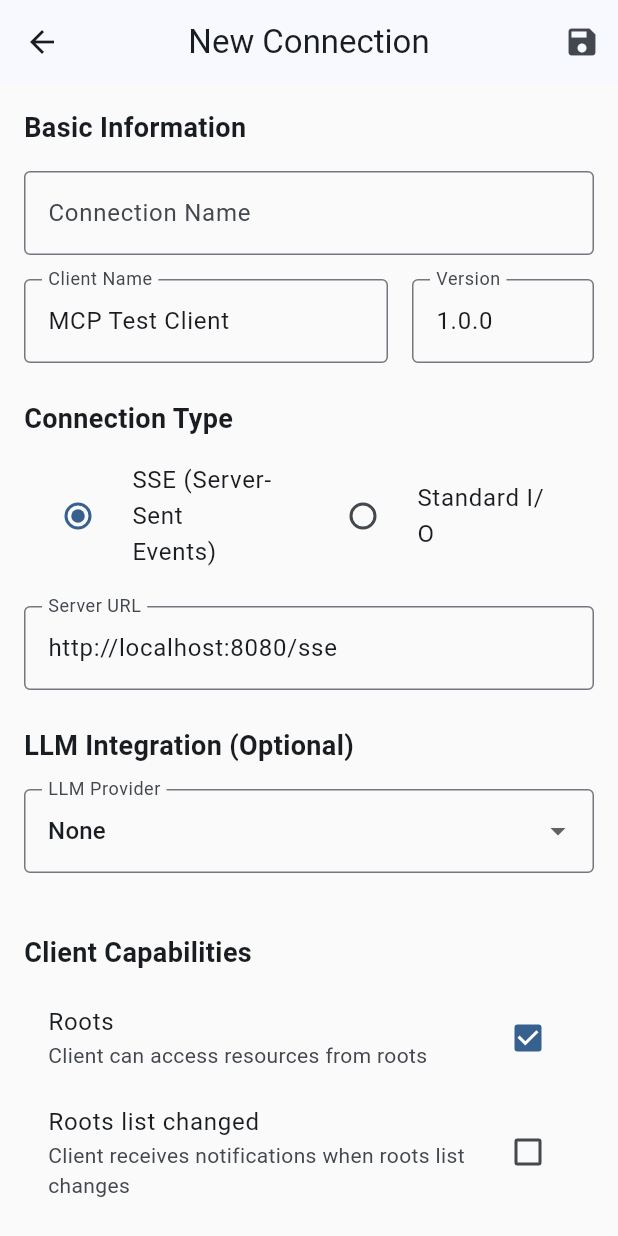
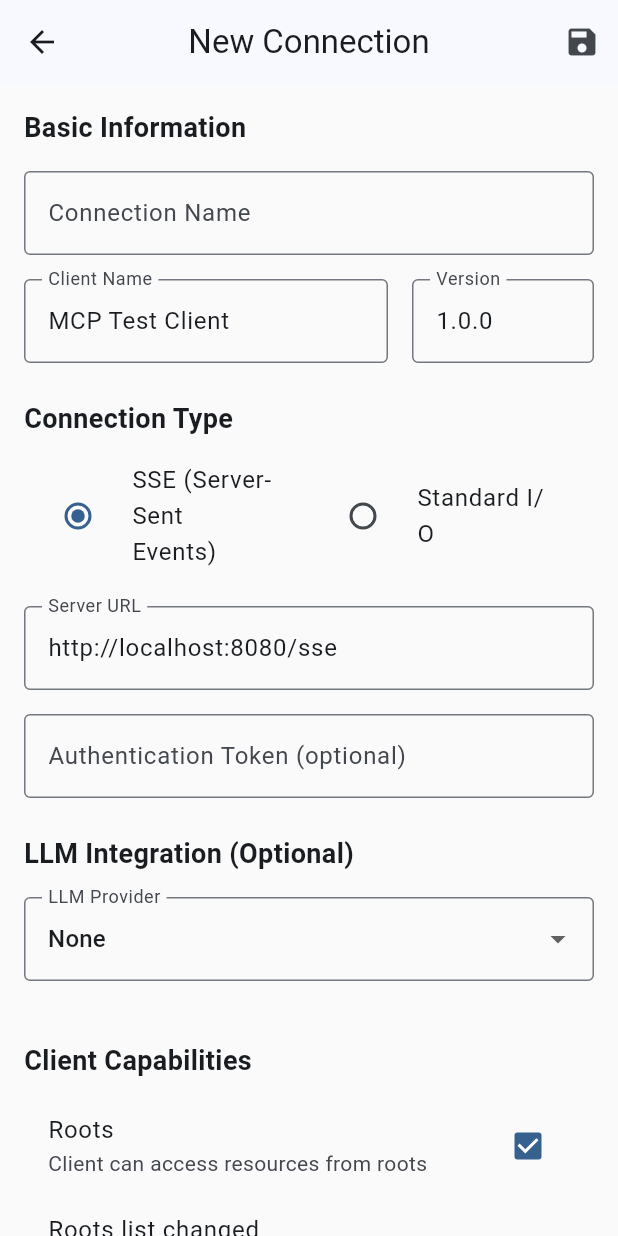
Before and after one commit to app-appplayer/flutter_mcp_example, a Flutter app: the ConnectionFormScreen screen opened directly, on a phone screen of 412 x 824 dp. Run offline on Flutter 3.47's test engine with Material 3 defaults, Android fonts, the phone set to English and light mode, and no system bars; our stand-ins replace flutter_markdown, flutter_secure_storage, flutter_spinkit, shared_preferences; missing offline and left inert: flutter_mcp; accounts and stored records are empty.

Commit message:
firts commit

```diff
--- a/lib/main.dart
+++ b/lib/main.dart
@@ -1,4 +1,5 @@
 import 'package:flutter/material.dart';
+import 'package:flutter_mcp/flutter_mcp.dart';
 import 'package:provider/provider.dart';
 import 'screens/home_screen.dart';
 import 'providers/chat_provider.dart';
@@ -8,6 +9,8 @@ import 'utils/theme_helper.dart';
 
 void main() async {
   WidgetsFlutterBinding.ensureInitialized();
+
+  MCPLogger.setAllLevels(LogLevel.debug);
 
   // Initialize app
   runApp(
--- a/lib/models/connection_config.dart
+++ b/lib/models/connection_config.dart
@@ -12,6 +12,7 @@ class ConnectionConfig {
   final ClientCapabilities? capabilities;
   final String? llmProvider;
   final String? modelName;
+  final String? authToken; // Added auth token field
 
   ConnectionConfig({
     required this.name,
@@ -24,6 +25,7 @@ class ConnectionConfig {
     this.capabilities,
     this.llmProvider,
     this.modelName,
+    this.authToken, // Added to constructor
   });
 
   // Copy with method
@@ -38,6 +40,7 @@ class ConnectionConfig {
     ClientCapabilities? capabilities,
     String? llmProvider,
     String? modelName,
+    String? authToken, // Added to copyWith
   }) {
     return ConnectionConfig(
       name: name ?? this.name,
@@ -50,6 +53,7 @@ class ConnectionConfig {
       capabilities: capabilities ?? this.capabilities,
       llmProvider: llmProvider ?? this.llmProvider,
       modelName: modelName ?? this.modelName,
+      authToken: authToken ?? this.authToken, // Added to copyWith return
     );
   }
 
@@ -70,6 +74,7 @@ class ConnectionConfig {
       },
       'llmProvider': llmProvider,
       'modelName': modelName,
+      'authToken': authToken, // Added to JSON serialization
     };
   }
 
@@ -94,6 +99,7 @@ class ConnectionConfig {
           : null,
       llmProvider: json['llmProvider'] as String?,
       modelName: json['modelName'] as String?,
+      authToken: json['authToken'] as String?, // Added to fromJson
     );
   }
 
@@ -114,6 +120,7 @@ class ConnectionConfig {
       ),
       llmProvider: 'openai',
       modelName: 'gpt-4',
+      authToken: null, // Default auth token is null
     );
   }
 
--- a/lib/screens/connection_form_screen.dart
+++ b/lib/screens/connection_form_screen.dart
@@ -24,6 +24,7 @@ class _ConnectionFormScreenState extends State<ConnectionFormScreen> {
   final TextEditingController _transportCommandController = TextEditingController();
   final TextEditingController _transportArgsController = TextEditingController();
   final TextEditingController _serverUrlController = TextEditingController();
+  final TextEditingController _authTokenController = TextEditingController(); // Added auth token controller
 
   // Form values
   bool _useSSE = true;
@@ -57,6 +58,7 @@ class _ConnectionFormScreenState extends State<ConnectionFormScreen> {
     _transportCommandController.text = config.transportCommand ?? '';
     _transportArgsController.text = config.transportArgs?.join(' ') ?? '';
     _serverUrlController.text = config.serverUrl ?? '';
+    _authTokenController.text = config.authToken ?? ''; // Load auth token
 
     _useSSE = config.useSSE;
     _selectedLlmProvider = config.llmProvider;
@@ -77,6 +79,7 @@ class _ConnectionFormScreenState extends State<ConnectionFormScreen> {
     _transportCommandController.dispose();
     _transportArgsController.dispose();
     _serverUrlController.dispose();
+    _authTokenController.dispose(); // Dispose auth token controller
     super.dispose();
   }
 
@@ -209,6 +212,8 @@ class _ConnectionFormScreenState extends State<ConnectionFormScreen> {
 
             // SSE connection fields
             if (_useSSE)
+              Column(
+                children: [
                   TextFormField(
                     controller: _serverUrlController,
                     decoration: const InputDecoration(
@@ -222,6 +227,18 @@ class _ConnectionFormScreenState extends State<ConnectionFormScreen> {
                       }
                       return null;
                     },
+                  ),
+                  const SizedBox(height: 16),
+                  // Add Auth Token field
+                  TextFormField(
+                    controller: _authTokenController,
+                    decoration: const InputDecoration(
+                      labelText: 'Authentication Token (optional)',
+                      hintText: 'Enter auth token if required',
+                      border: OutlineInputBorder(),
+                    ),
+                  ),
+                ],
               )
             // Stdio connection fields
             else
@@ -247,6 +264,16 @@ class _ConnectionFormScreenState extends State<ConnectionFormScreen> {
                     decoration: const InputDecoration(
                       labelText: 'Command Arguments (space-separated)',
                       hintText: '--port 8080',
+                      border: OutlineInputBorder(),
+                    ),
+                  ),
+                  const SizedBox(height: 16),
+                  // Add Auth Token field
+                  TextFormField(
+                    controller: _authTokenController,
+                    decoration: const InputDecoration(
+                      labelText: 'Authentication Token (optional)',
+                      hintText: 'Enter auth token if required',
                       border: OutlineInputBorder(),
                     ),
                   ),
@@ -291,11 +318,21 @@ class _ConnectionFormScreenState extends State<ConnectionFormScreen> {
 
                 // Check if API key is set for this provider
                 if (value != null) {
-                  final hasKey = await SecureStorageService.hasKey('api_key_$value');
+                  try {
+                    final apiKey = await SecureStorageService.getApiKey(value);
+                    final hasKey = apiKey != null && apiKey.isNotEmpty;
+                    print('Checking API key for $value: ${hasKey ? "found" : "not found"}');
+
                     if (!hasKey) {
                       if (!mounted) return;
-
                       _showApiKeyWarning(context, value);
+                    }
+                  } catch (e) {
+                    print('Error checking API key: $e');
+                    if (!mounted) return;
+                    ScaffoldMessenger.of(context).showSnackBar(
+                      SnackBar(content: Text('Error checking API key: $e')),
+                    );
                   }
                 }
               },
@@ -384,6 +421,12 @@ class _ConnectionFormScreenState extends State<ConnectionFormScreen> {
       transportArgs = _transportArgsController.text.split(' ');
     }
 
+    // Get auth token (if provided)
+    String? authToken;
+    if (_authTokenController.text.isNotEmpty) {
+      authToken = _authTokenController.text.trim();
+    }
+
     // Create connection configuration
     final config = ConnectionConfig(
       name: _nameController.text,
@@ -400,6 +443,7 @@ class _ConnectionFormScreenState extends State<ConnectionFormScreen> {
       ),
       llmProvider: _selectedLlmProvider,
       modelName: _selectedModelName,
+      authToken: authToken, // Include auth token in config
     );
 
     // Validate the configuration
--- a/lib/widgets/api_key_form.dart
+++ b/lib/widgets/api_key_form.dart
@@ -155,6 +155,7 @@ class _ApiKeyFormState extends State<ApiKeyForm> {
       return;
     }
 
+    print('Saving API key for provider: ${widget.provider}, key length: ${apiKey.length}');
     widget.onSave(apiKey);
 
     setState(() {
--- a/pubspec.yaml
+++ b/pubspec.yaml
@@ -42,7 +42,6 @@ dependencies:
   flutter_spinkit: ^5.2.1
   path_provider: ^2.1.5
   ulid: ^2.0.1
-  flutter_secure_storage: ^9.2.4
 
 dev_dependencies:
   flutter_test:
```
Also changed, not shown: lib/providers/connection_provider.dart (+16 -0 lines), lib/screens/connection_screen.dart (+64 -0 lines), lib/services/mcp_client_service.dart (+8 -1 lines), lib/services/secure_storage_service.dart (+20 -3 lines), pubspec.lock, 3 other files. Lines whose indentation alone changed are shown as unchanged.
